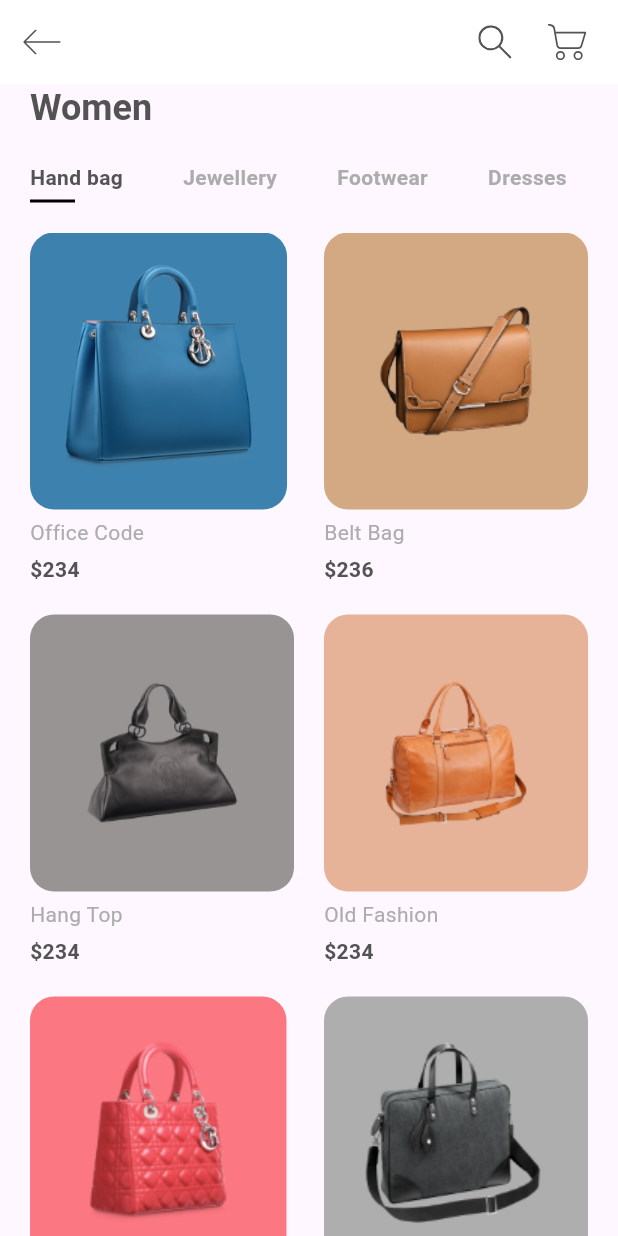
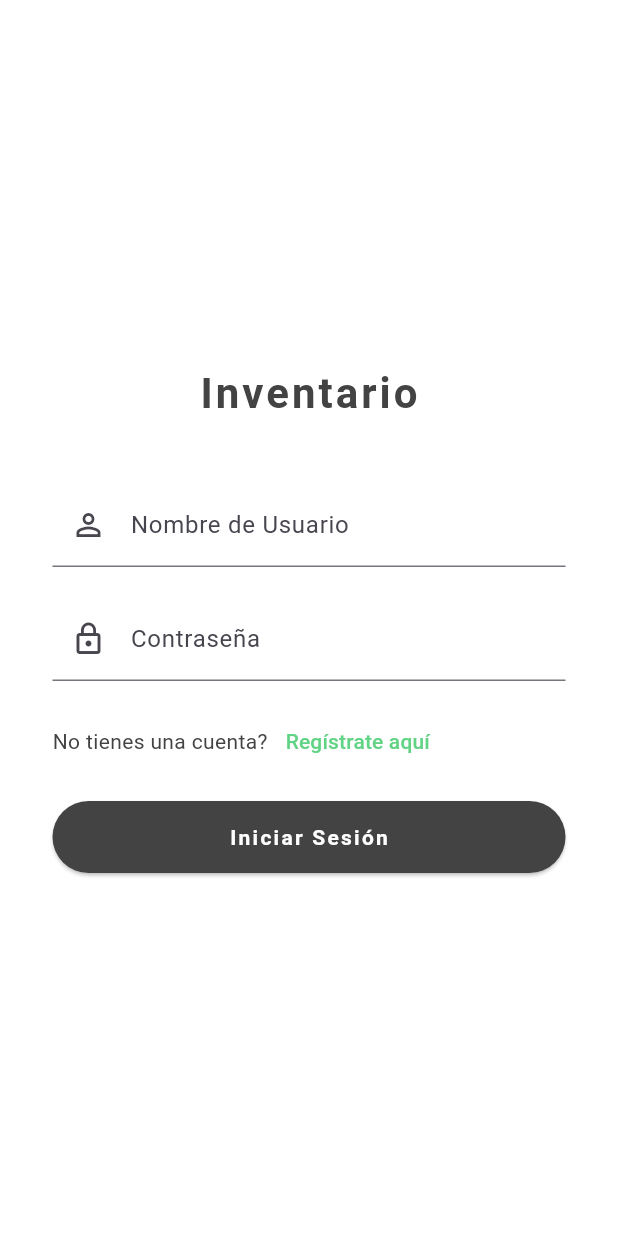
Before and after one commit to PeterAlanoca/e-commerce-flutter, a Flutter app: the screen it shows after launch, on a phone screen of 412 x 824 dp. Run offline on Flutter 3.47's test engine with Material 3 defaults, Android fonts, the phone set to English and light mode, and no system bars; our stand-ins replace flutter_svg; project files that could hold a hidden picture were left out.

Commit message:
add screen

```diff
--- a/lib/base/constants.dart
+++ b/lib/base/constants.dart
@@ -1,6 +1,8 @@
 import 'package:flutter/material.dart';
 
-const textColor = Color(0xFF535353);
+const textColor = Color.fromARGB(255, 67, 67, 67);
 const textLightColor = Color(0xFFACACAC);
 
+const accentColor = Color(0xFF61D384);
+
 const defaultPadding = 20.0;
--- a/lib/main.dart
+++ b/lib/main.dart
@@ -1,5 +1,6 @@
 import 'package:e_commerce_flutter/base/constants.dart';
 import 'package:e_commerce_flutter/screens/home/home_screen.dart';
+import 'package:e_commerce_flutter/screens/login/login_creen.dart';
 import 'package:flutter/material.dart';
 
 void main() {
@@ -19,7 +20,7 @@ class MyApp extends StatelessWidget {
         textTheme: Theme.of(context).textTheme.apply(bodyColor: textColor),
         visualDensity: VisualDensity.adaptivePlatformDensity,
       ),
-      home: const HomeScreen(),
+      home: const LoginScreen(),
     );
   }
 }
--- /dev/null
+++ b/lib/screens/login/login_creen.dart
@@ -0,0 +1,91 @@
+import 'package:e_commerce_flutter/base/constants.dart';
+import 'package:e_commerce_flutter/screens/register/register_screen.dart';
+import 'package:flutter/material.dart';
+
+class LoginScreen extends StatelessWidget {
+  const LoginScreen({super.key});
+
+  @override
+  Widget build(BuildContext context) {
+    return Scaffold(
+      backgroundColor: Colors.white,
+      body: Center(
+        child: SingleChildScrollView(
+          padding: const EdgeInsets.symmetric(horizontal: 35),
+          child: Column(
+            mainAxisAlignment: MainAxisAlignment.center,
+            children: [
+              const SizedBox(height: 40),
+              const Text(
+                'Inventario',
+                style: TextStyle(
+                  fontSize: 28,
+                  fontWeight: FontWeight.bold,
+                  letterSpacing: 2,
+                ),
+              ),
+              const SizedBox(height: 40),
+              TextField(
+                decoration: InputDecoration(
+                  prefixIcon: Icon(Icons.person_outline),
+                  labelText: 'Nombre de Usuario',
+                  border: UnderlineInputBorder(),
+                ),
+              ),
+              const SizedBox(height: defaultPadding),
+              TextField(
+                obscureText: true,
+                decoration: InputDecoration(
+                  prefixIcon: Icon(Icons.lock_outline),
+                  labelText: 'Contraseña',
+                  border: UnderlineInputBorder(),
+                ),
+              ),
+              const SizedBox(height: 16),
+              Row(
+                children: [
+                  const Text("No tienes una cuenta?"),
+                  TextButton(
+                    onPressed: () {
+                       Navigator.push(
+                        context,
+                        MaterialPageRoute(
+                          builder: (context) => const RegisterScreen()),
+                      );
+                    },
+                    child: const Text(
+                      'Regístrate aquí',
+                      style: TextStyle(color: accentColor),
+                    ),
+                  ),
+                ],
+              ),
+              const SizedBox(height: 16),
+              SizedBox(
+                width: double.infinity,
+                height: 48,
+                child: ElevatedButton(
+                  style: ElevatedButton.styleFrom(
+                    backgroundColor: textColor,
+                  ),
+                  onPressed: () {
+                    // Acción de login
+                  },
+                  child: const Text(
+                    'Iniciar Sesión',
+                    style: TextStyle(
+                      color: Colors.white,
+                      fontWeight: FontWeight.bold,
+                      letterSpacing: 1.5,
+                    ),
+                  ),
+                ),
+              ),
+              const SizedBox(height: 40),
+            ],
+          ),
+        ),
+      ),
+    );
+  }
+}
```
Also changed, not shown: lib/screens/register/register_screen.dart (added, +88 -0 lines).
